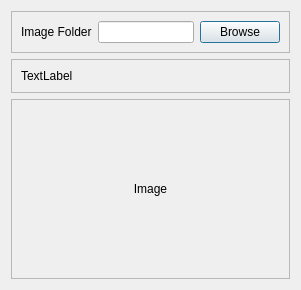
Old version of the form Src/View.ui in the repository bzs42/YearsAgo.
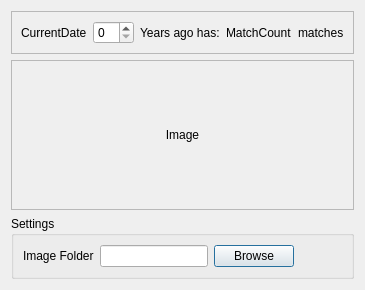
New version of the form.

Commit message: add: show count of matches add: show date add: spin box to change the years ago

Patch:
```diff
--- a/Src/View.ui
+++ b/Src/View.ui
@@ -14,39 +14,6 @@
    <string>View</string>
   </property>
   <layout class="QVBoxLayout" name="verticalLayout">
-   <item>
-    <widget class="QFrame" name="frameSettings">
-     <property name="frameShape">
-      <enum>QFrame::StyledPanel</enum>
-     </property>
-     <property name="frameShadow">
-      <enum>QFrame::Raised</enum>
-     </property>
-     <layout class="QHBoxLayout" name="horizontalLayout">
-      <item>
-       <widget class="QLabel" name="labelImageFolder">
-        <property name="text">
-         <string>Image Folder</string>
-        </property>
-       </widget>
-      </item>
-      <item>
-       <widget class="QLineEdit" name="lineEditImageFolder">
-        <property name="readOnly">
-         <bool>true</bool>
-        </property>
-       </widget>
-      </item>
-      <item>
-       <widget class="QPushButton" name="pushButtonBrowse">
-        <property name="text">
-         <string>Browse</string>
-        </property>
-       </widget>
-      </item>
-     </layout>
-    </widget>
-   </item>
    <item>
     <widget class="QFrame" name="frameDate">
      <property name="frameShape">
@@ -59,10 +26,51 @@
       <item>
        <widget class="QLabel" name="labelDate">
         <property name="text">
-         <string>TextLabel</string>
+         <string>CurrentDate</string>
         </property>
        </widget>
       </item>
+      <item>
+       <widget class="QSpinBox" name="spinBox">
+        <property name="buttonSymbols">
+         <enum>QAbstractSpinBox::UpDownArrows</enum>
+        </property>
+       </widget>
+      </item>
+      <item>
+       <widget class="QLabel" name="labelYearsAgo">
+        <property name="text">
+         <string>Years ago has:</string>
+        </property>
+       </widget>
+      </item>
+      <item>
+       <widget class="QLabel" name="labelMatchCount">
+        <property name="text">
+         <string>MatchCount</string>
+        </property>
+       </widget>
+      </item>
+      <item>
+       <widget class="QLabel" name="labelMatches">
+        <property name="text">
+         <string>matches</string>
+        </property>
+       </widget>
+      </item>
+      <item>
+       <spacer name="horizontalSpacer_2">
+        <property name="orientation">
+         <enum>Qt::Horizontal</enum>
+        </property>
+        <property name="sizeHint" stdset="0">
+         <size>
+          <width>40</width>
+          <height>20</height>
+         </size>
+        </property>
+       </spacer>
+      </item>
      </layout>
     </widget>
    </item>
@@ -100,6 +108,49 @@
      </layout>
     </widget>
    </item>
+   <item>
+    <widget class="QGroupBox" name="groupBoxSettings">
+     <property name="title">
+      <string>Settings</string>
+     </property>
+     <layout class="QHBoxLayout" name="horizontalLayout">
+      <item>
+       <widget class="QLabel" name="labelImageFolder">
+        <property name="text">
+         <string>Image Folder</string>
+        </property>
+       </widget>
+      </item>
+      <item>
+       <widget class="QLineEdit" name="lineEditImageFolder">
+        <property name="readOnly">
+         <bool>true</bool>
+        </property>
+       </widget>
+      </item>
+      <item>
+       <widget class="QPushButton" name="pushButtonBrowse">
+        <property name="text">
+         <string>Browse</string>
+        </property>
+       </widget>
+      </item>
+      <item>
+       <spacer name="horizontalSpacer">
+        <property name="orientation">
+         <enum>Qt::Horizontal</enum>
+        </property>
+        <property name="sizeHint" stdset="0">
+         <size>
+          <width>40</width>
+          <height>20</height>
+         </size>
+        </property>
+       </spacer>
+      </item>
+     </layout>
+    </widget>
+   </item>
   </layout>
  </widget>
  <resources/>
```
The commit also changes 5 other files.
